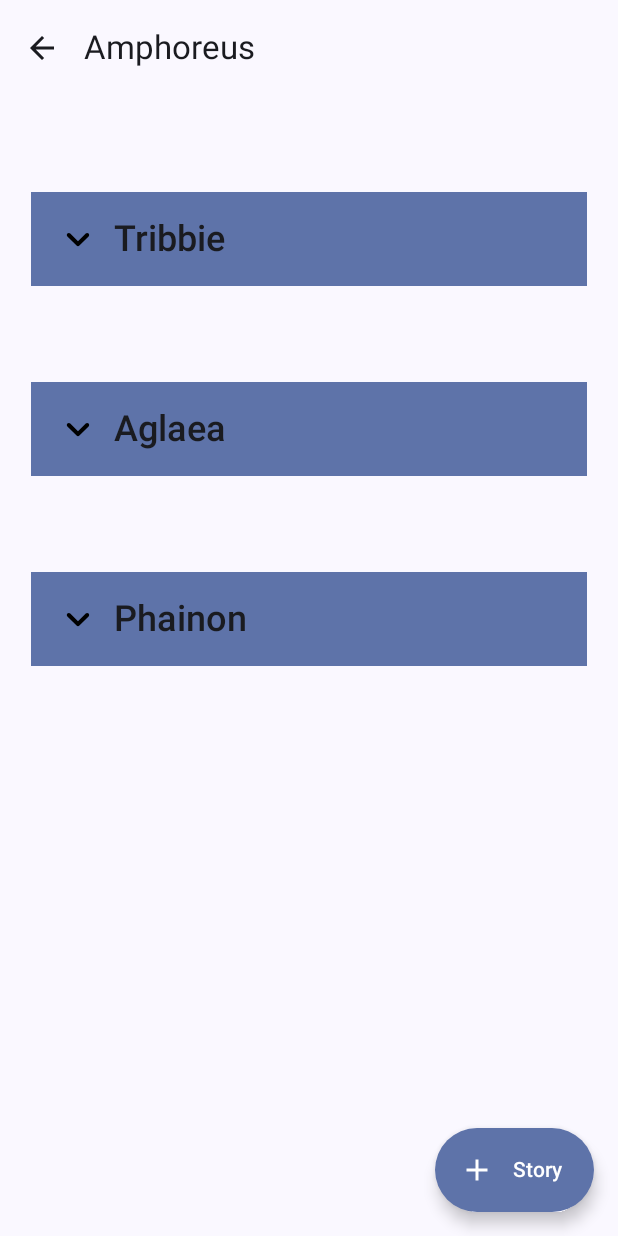
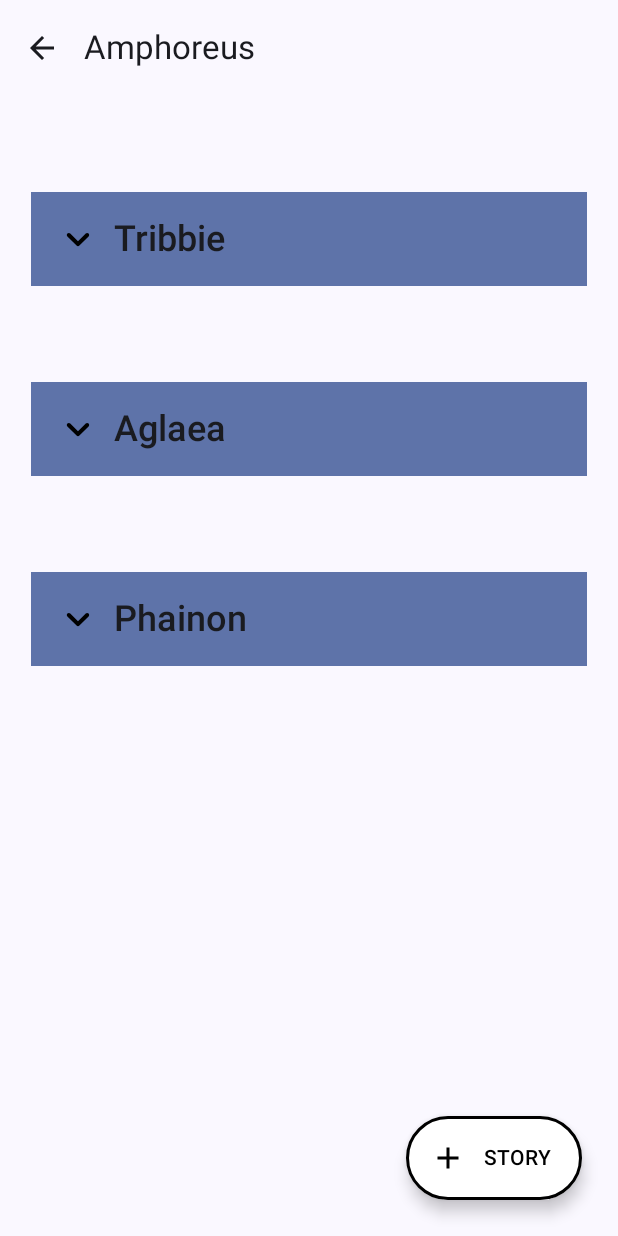
Before and after one commit to SanTran113/Untitled, an Android app built with Jetpack Compose: the screen it shows after launch (MainActivity), after a tap on "Amphoreus", on a phone screen of 412 x 824 dp. Run offline under Robolectric (Android 15) with nearby library versions, the phone set to English and light mode, and no system bars; our stand-ins replace Room's generated code.

Commit message:
change bottom button ui

```diff
--- a/app/src/main/java/com/zybooks/untitled/ui/components/BottomButton.kt
+++ b/app/src/main/java/com/zybooks/untitled/ui/components/BottomButton.kt
@@ -1,5 +1,8 @@
 package com.zybooks.untitled.ui.components
 
+import androidx.compose.foundation.BorderStroke
+import androidx.compose.foundation.border
+import androidx.compose.foundation.layout.padding
 import androidx.compose.foundation.shape.RoundedCornerShape
 import androidx.compose.material.icons.Icons
 import androidx.compose.material.icons.filled.Add
@@ -7,22 +10,34 @@ import androidx.compose.material3.ExtendedFloatingActionButton
 import androidx.compose.material3.Icon
 import androidx.compose.material3.Text
 import androidx.compose.runtime.Composable
+import androidx.compose.ui.Modifier
+import androidx.compose.ui.graphics.Color
+import androidx.compose.ui.graphics.vector.ImageVector
 import androidx.compose.ui.text.font.FontFamily
 import androidx.compose.ui.text.font.FontWeight
+import androidx.compose.ui.unit.dp
 
 @Composable
 fun BottomButton(
     onClick: () -> Unit,
-    text: String
+    text: String,
+    icon: ImageVector
 ) {
+    val shape = RoundedCornerShape(50)
+
     ExtendedFloatingActionButton(
         onClick = onClick,
-        icon = { Icon(Icons.Filled.Add, "BottomButton") },
+        icon = { Icon(icon, "BottomButton") },
         text = { Text(
             text = text,
             fontFamily = FontFamily.SansSerif,
             fontWeight = FontWeight.SemiBold
         ) },
-        shape = RoundedCornerShape(50)
+        shape = shape,
+        containerColor = Color.White,
+        contentColor = Color.Black,
+        modifier = Modifier
+            .padding(8.dp)
+            .border(BorderStroke(2.dp, Color.Black), shape)
     )
 }
--- a/app/src/main/java/com/zybooks/untitled/ui/galaxy/GalaxyScreen.kt
+++ b/app/src/main/java/com/zybooks/untitled/ui/galaxy/GalaxyScreen.kt
@@ -13,6 +13,7 @@ import androidx.compose.foundation.lazy.grid.LazyVerticalGrid
 import androidx.compose.foundation.lazy.grid.items
 import androidx.compose.foundation.shape.RoundedCornerShape
 import androidx.compose.material.icons.Icons
+import androidx.compose.material.icons.filled.Add
 import androidx.compose.material.icons.filled.CheckCircle
 import androidx.compose.material3.Card
 import androidx.compose.material3.CardDefaults
@@ -91,7 +92,8 @@ fun GalaxyScreen(
             if (!uiState.value.isCabVisible) {
                 BottomButton(
                     onClick = { viewModel.showWorldDialog() },
-                    text = "World"
+                    text = "WORLD",
+                    icon = Icons.Filled.Add
                 )
             }
         }
--- a/app/src/main/java/com/zybooks/untitled/ui/story/StoryScreen.kt
+++ b/app/src/main/java/com/zybooks/untitled/ui/story/StoryScreen.kt
@@ -94,7 +94,8 @@ fun StoryScreen(
             if (!uiState.value.isCabVisible) {
                 BottomButton(
                     onClick = { viewModel.showChapterDialog() },
-                    text = "Chapter"
+                    text = "CHAPTER",
+                    icon = Icons.Filled.Add
                 )
             }
         }
--- a/app/src/main/java/com/zybooks/untitled/ui/world/WorldScreen.kt
+++ b/app/src/main/java/com/zybooks/untitled/ui/world/WorldScreen.kt
@@ -92,7 +92,8 @@ fun WorldScreen(
             if (!uiState.value.isCabVisible) {
                 BottomButton(
                     onClick = { viewModel.showStoryDialog() },
-                    text = "Story"
+                    text = "STORY",
+                    icon = Icons.Filled.Add
                 )
             }
         }
```
Also changed, not shown: app/src/main/java/com/zybooks/untitled/ui/chapter/ChapterScreen.kt (+6 -5 lines), app/src/main/java/com/zybooks/untitled/ui/chapter/EditChapterScreen.kt (+6 -5 lines).
